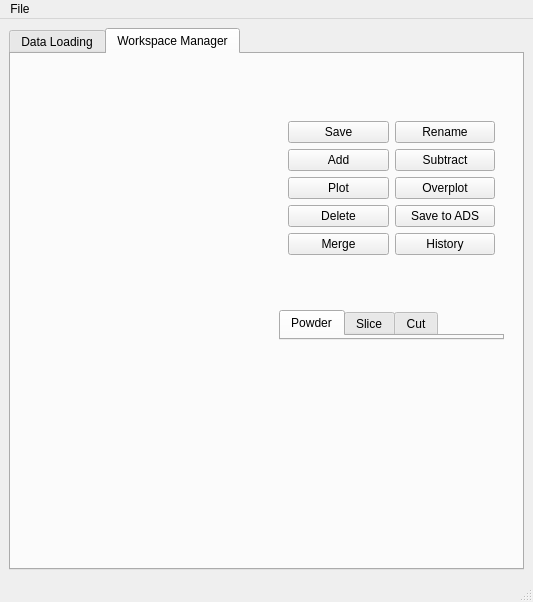
Qt form mslice/app/mainwindow.ui (mantidproject/mslice) before a commit.
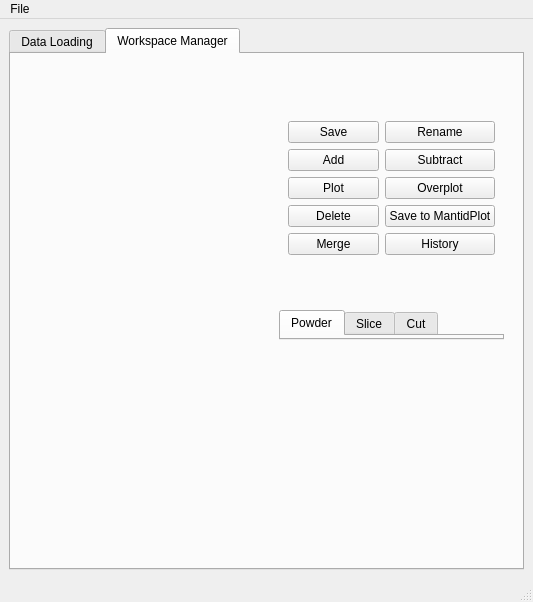
The same form after that commit. The open tabs and pages were chosen to show the change. Custom widgets are drawn as their Qt base class.

Commit message: Re #341 - rename export button to be user friendlier

```diff
--- a/mslice/app/mainwindow.ui
+++ b/mslice/app/mainwindow.ui
@@ -108,8 +108,13 @@
                    <height>16777215</height>
                   </size>
                  </property>
+                 <property name="font">
+                  <font>
+                   <pointsize>9</pointsize>
+                  </font>
+                 </property>
                  <property name="text">
-                  <string>Save to ADS</string>
+                  <string>Save to MantidPlot</string>
                  </property>
                 </widget>
                </item>
```
